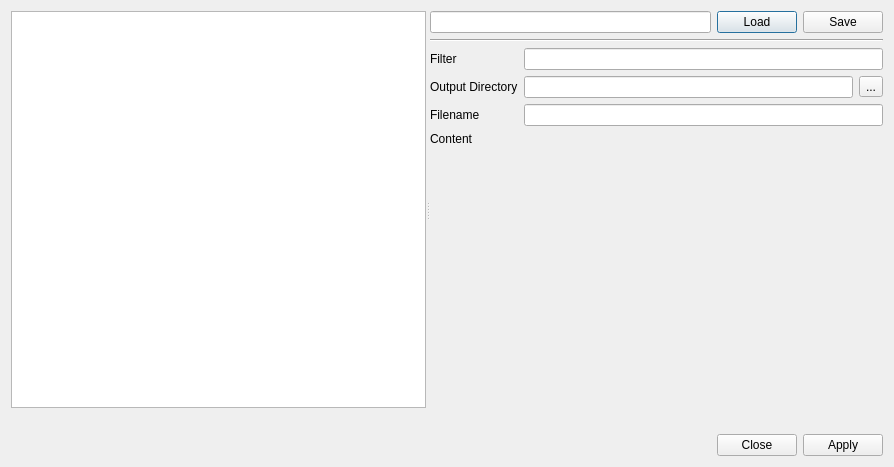
buganini/cluto, file ctie/exportDialog.ui: the form before one commit.
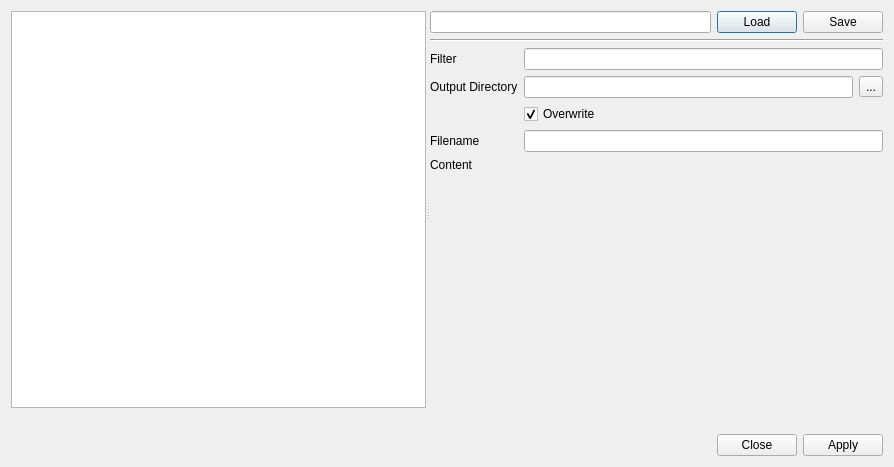
The form after the commit.

Commit message: add "overwrite" switch to export interface

```diff
--- a/ctie/exportDialog.ui
+++ b/ctie/exportDialog.ui
@@ -79,17 +79,17 @@
          <item row="0" column="1">
           <widget class="QLineEdit" name="edit_filter"/>
          </item>
-         <item row="2" column="1">
+         <item row="3" column="1">
           <widget class="QLineEdit" name="edit_filename"/>
          </item>
-         <item row="3" column="0">
+         <item row="4" column="0">
           <widget class="QLabel" name="label_4">
            <property name="text">
             <string>Content</string>
            </property>
           </widget>
          </item>
-         <item row="2" column="0">
+         <item row="3" column="0">
           <widget class="QLabel" name="label_3">
            <property name="text">
             <string>Filename</string>
@@ -110,9 +110,19 @@
            </item>
           </layout>
          </item>
-         <item row="3" column="1">
+         <item row="4" column="1">
           <layout class="QGridLayout" name="edit_content_frame"/>
          </item>
+         <item row="2" column="1">
+          <widget class="QCheckBox" name="overwrite">
+           <property name="text">
+            <string>Overwrite</string>
+           </property>
+           <property name="checked">
+            <bool>true</bool>
+           </property>
+          </widget>
+         </item>
         </layout>
        </item>
        <item>
```
The commit also changes 2 other files.
